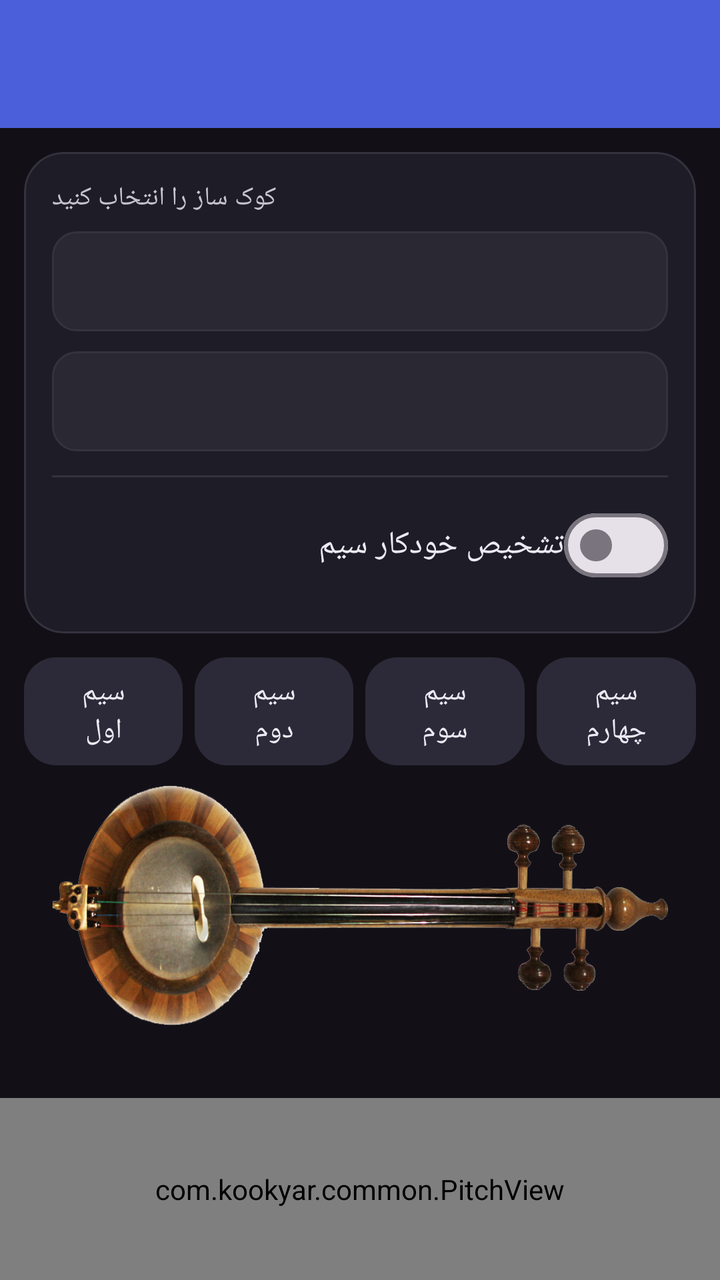
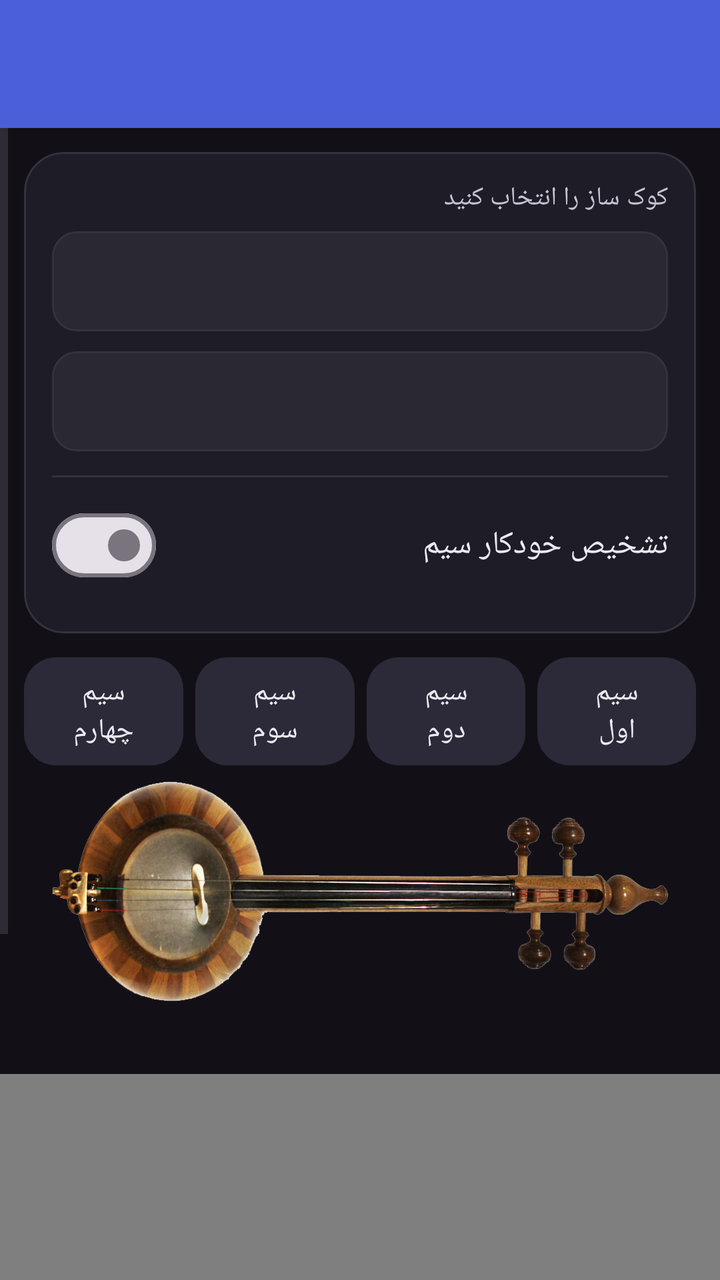

The first picture is an Android layout as it rendered before a commit; the second is the same layout after the commit. The layout source and the unified diff follow.
<!-- AndroidManifest.xml: application theme AppTheme -->
<!-- res/layout/activity_kamancheh_tuner.xml -->
<?xml version="1.0" encoding="utf-8"?>

<LinearLayout xmlns:android="http://schemas.android.com/apk/res/android"
    xmlns:app="http://schemas.android.com/apk/res-auto"
    android:layout_width="match_parent"
    android:layout_height="match_parent"
    android:orientation="vertical"
    android:fitsSystemWindows="true"
    android:background="@color/surfaceColor">

    <include layout="@layout/app_bar" />

    <LinearLayout
        android:layout_width="match_parent"
        android:layout_height="wrap_content"
        android:orientation="vertical"
        android:paddingStart="12dp"
        android:paddingEnd="12dp"
        android:paddingTop="12dp">

        <com.google.android.material.card.MaterialCardView
            android:layout_width="match_parent"
            android:layout_height="wrap_content"
            app:cardBackgroundColor="@color/cardColor"
            app:cardCornerRadius="20dp"
            app:cardElevation="0dp"
            app:strokeColor="@color/cardStroke"
            app:strokeWidth="1dp">

            <LinearLayout
                android:layout_width="match_parent"
                android:layout_height="wrap_content"
                android:orientation="vertical"
                android:padding="14dp">

                <TextView
                    android:layout_width="wrap_content"
                    android:layout_height="wrap_content"
                    android:text="@string/kook_select"
                    android:textColor="@color/onSurfaceVariant"
                    android:textSize="13sp"
                    android:layout_marginBottom="8dp" />

                <Spinner
                    android:id="@+id/kookSpiner"
                    android:layout_width="match_parent"
                    android:layout_height="50dp"
                    android:layout_marginBottom="10dp"
                    android:background="@drawable/spinner_background"
                    android:popupBackground="@color/dropdownBackground"
                    android:spinnerMode="dropdown" />

                <Spinner
                    android:id="@+id/spinnerKookChange"
                    android:layout_width="match_parent"
                    android:layout_height="50dp"
                    android:background="@drawable/spinner_background"
                    android:popupBackground="@color/dropdownBackground"
                    android:spinnerMode="dropdown" />

                <View
                    android:layout_width="match_parent"
                    android:layout_height="1dp"
                    android:layout_marginTop="12dp"
                    android:layout_marginBottom="4dp"
                    android:background="@color/cardStroke" />

                <LinearLayout
                    android:id="@+id/tuning"
                    android:layout_width="match_parent"
                    android:layout_height="wrap_content"
                    android:orientation="horizontal"
                    android:gravity="center_vertical"
                    android:background="?attr/selectableItemBackground"
                    android:paddingTop="6dp"
                    android:paddingBottom="6dp">

                    <TextView
                        android:layout_width="0dp"
                        android:layout_height="wrap_content"
                        android:layout_weight="1"
                        android:text="@string/tuning"
                        android:textColor="@color/onSurface"
                        android:textSize="16sp" />

                    <com.google.android.material.materialswitch.MaterialSwitch
                        android:id="@+id/checkBox_tuning"
                        android:layout_width="wrap_content"
                        android:layout_height="wrap_content"
                        android:checked="false"
                        android:clickable="false" />
                </LinearLayout>
            </LinearLayout>
        </com.google.android.material.card.MaterialCardView>

        <LinearLayout
            android:layout_width="match_parent"
            android:layout_height="wrap_content"
            android:orientation="horizontal"
            android:gravity="center"
            android:layout_marginTop="12dp">

            <com.google.android.material.button.MaterialButton
                android:id="@+id/kamancheh_1"
                style="@style/Widget.Material3.Button.TonalButton"
                android:layout_width="0dp"
                android:layout_height="54dp"
                android:layout_weight="1"
                android:layout_marginEnd="6dp"
                android:insetTop="0dp"
                android:insetBottom="0dp"
                android:text="@string/sim_1"
                android:textSize="14sp"
                android:textColor="@color/onSurface"
                app:cornerRadius="16dp"
                app:backgroundTint="@color/stringDefault" />

            <com.google.android.material.button.MaterialButton
                android:id="@+id/kamancheh_2"
                style="@style/Widget.Material3.Button.TonalButton"
                android:layout_width="0dp"
                android:layout_height="54dp"
                android:layout_weight="1"
                android:layout_marginEnd="6dp"
                android:insetTop="0dp"
                android:insetBottom="0dp"
                android:text="@string/sim_2"
                android:textSize="14sp"
                android:textColor="@color/onSurface"
                app:cornerRadius="16dp"
                app:backgroundTint="@color/stringDefault" />

            <com.google.android.material.button.MaterialButton
                android:id="@+id/kamancheh_3"
                style="@style/Widget.Material3.Button.TonalButton"
                android:layout_width="0dp"
                android:layout_height="54dp"
                android:layout_weight="1"
                android:layout_marginEnd="6dp"
                android:insetTop="0dp"
                android:insetBottom="0dp"
                android:text="@string/sim_3"
                android:textSize="14sp"
                android:textColor="@color/onSurface"
                app:cornerRadius="16dp"
                app:backgroundTint="@color/stringDefault" />

            <com.google.android.material.button.MaterialButton
                android:id="@+id/kamancheh_4"
                style="@style/Widget.Material3.Button.TonalButton"
                android:layout_width="0dp"
                android:layout_height="54dp"
                android:layout_weight="1"
                android:insetTop="0dp"
                android:insetBottom="0dp"
                android:text="@string/sim_4"
                android:textSize="14sp"
                android:textColor="@color/onSurface"
                app:cornerRadius="16dp"
                app:backgroundTint="@color/stringDefault" />
        </LinearLayout>

        <LinearLayout
            android:layout_width="match_parent"
            android:layout_height="120dp"
            android:layout_marginTop="10dp"
            android:background="@drawable/kamancheh"
            android:gravity="center"
            android:orientation="vertical">

            <LinearLayout
                android:id="@+id/layout_sim"
                android:layout_width="match_parent"
                android:layout_height="120dp"
                android:orientation="vertical" />
        </LinearLayout>
    </LinearLayout>

    <TextView
        android:id="@+id/pitch_label"
        android:layout_width="match_parent"
        android:layout_height="wrap_content"
        android:gravity="center"
        android:paddingTop="6dp"
        android:paddingBottom="6dp"
        android:text=""
        android:textSize="18sp"
        android:textStyle="bold"
        android:textColor="@color/accentColor" />

    <com.kookyar.common.PitchView
        android:id="@+id/pitch_view"
        android:layout_width="match_parent"
        android:layout_height="0dp"
        android:layout_weight="1" />

</LinearLayout>
<!-- res/layout/app_bar.xml (included above) -->
<?xml version="1.0" encoding="utf-8"?>

<androidx.appcompat.widget.Toolbar xmlns:android="http://schemas.android.com/apk/res/android"
    xmlns:app="http://schemas.android.com/apk/res-auto"
    android:id="@+id/app_bar"
    android:layout_width="match_parent"
    android:layout_height="?attr/actionBarSize"
    android:background="@color/primaryColor"
    app:theme="@style/customeToolbar"
    app:popupTheme="@style/ThemeOverlay.AppCompat.Light" />
<!-- resources referenced by this layout -->
<resources>
  <item name="accentColor" type="color">#FFFFBB33</item>
  <item name="cardColor" type="color">#FF1E1C26</item>
  <item name="cardStroke" type="color">#FF35323F</item>
  <item name="dropdownBackground" type="color">#FF2A2933</item>
  <item name="onSurface" type="color">#FFECEAF4</item>
  <item name="onSurfaceVariant" type="color">#FFC7C3D2</item>
  <item name="primaryColor" type="color">#FF4A5FD9</item>
  <item name="stringDefault" type="color">#FF2C2A38</item>
  <item name="surfaceColor" type="color">#FF121016</item>
  <!-- drawable kamancheh: png bitmap (drawable, 282424 bytes) -->
  <!-- drawable spinner_background (drawable) -->
  <?xml version="1.0" encoding="utf-8"?>
  
  <shape xmlns:android="http://schemas.android.com/apk/res/android"
      android:shape="rectangle">
      <solid android:color="@color/dropdownBackground" />
      <corners android:radius="12dp" />
      <stroke
          android:width="1dp"
          android:color="@color/cardStroke" />
      <padding
          android:left="16dp"
          android:top="8dp"
          android:right="16dp"
          android:bottom="8dp" />
  </shape>
  <string name="kook_select">کوک ساز را انتخاب کنید</string>
  <string name="sim_1">سیم اول</string>
  <string name="sim_2">سیم دوم</string>
  <string name="sim_3">سیم سوم</string>
  <string name="sim_4">سیم چهارم</string>
  <string name="tuning">تشخیص خودکار سیم</string>
  <style name="customeToolbar" parent="ThemeOverlay.AppCompat.Dark.ActionBar">
          <item name="android:textColorPrimary">@android:color/white</item>
          <item name="android:textColorSecondary">@android:color/white</item>
      </style>
  <style name="AppTheme" parent="Theme.Material3.DayNight.NoActionBar">
          <item name="colorPrimary">@color/primaryColor</item>
          <item name="colorPrimaryDark">@color/primaryColorDark</item>
          <item name="colorAccent">@color/accentColor</item>
          <item name="materialButtonStyle">@style/Widget.App.Button</item>
          <item name="buttonStyle">@style/Widget.App.Button.Legacy</item>
      </style>
  <item name="primaryColorDark" type="color">#FF303F9F</item>
  <style name="Widget.App.Button" parent="Widget.Material3.Button">
          <item name="backgroundTint">@null</item>
      </style>
  <style name="Widget.App.Button.Legacy" parent="android:Widget.Button">
          <item name="android:backgroundTint">@null</item>
      </style>
</resources>

<!-- the commit's change to res/layout/activity_kamancheh_tuner.xml (unified diff, before → after) -->
@@ -5,10 +5,22 @@
     android:layout_width="match_parent"
     android:layout_height="match_parent"
     android:orientation="vertical"
+    android:layoutDirection="rtl"
     android:fitsSystemWindows="true"
     android:background="@color/surfaceColor">
 
     <include layout="@layout/app_bar" />
+
+    <ScrollView
+        android:layout_width="match_parent"
+        android:layout_height="0dp"
+        android:layout_weight="1"
+        android:fillViewport="true">
+
+        <LinearLayout
+            android:layout_width="match_parent"
+            android:layout_height="wrap_content"
+            android:orientation="vertical">
 
     <LinearLayout
         android:layout_width="match_parent"
@@ -162,8 +174,8 @@
 
         <LinearLayout
             android:layout_width="match_parent"
-            android:layout_height="120dp"
-            android:layout_marginTop="10dp"
+            android:layout_height="110dp"
+            android:layout_marginTop="8dp"
             android:background="@drawable/kamancheh"
             android:gravity="center"
             android:orientation="vertical">
@@ -171,7 +183,7 @@
             <LinearLayout
                 android:id="@+id/layout_sim"
                 android:layout_width="match_parent"
-                android:layout_height="120dp"
+                android:layout_height="110dp"
                 android:orientation="vertical" />
         </LinearLayout>
     </LinearLayout>
@@ -191,8 +203,11 @@
     <com.kookyar.common.PitchView
         android:id="@+id/pitch_view"
         android:layout_width="match_parent"
-        android:layout_height="0dp"
+        android:layout_height="350dp"
         android:layout_weight="1" />
+
+        </LinearLayout>
+    </ScrollView>
 
 </LinearLayout>
 <!-- res/layout/app_bar.xml (included above) -->
